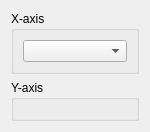
This is src/extensions/scantool/selection/xy_data.ui in European-XFEL/guiextensions as Qt 5 draws it before an edit. The edited form follows.
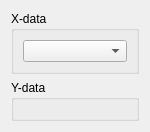
This is the edited form.

Commit message: Scantool: Axis and labels

Diff of the .ui file:
```diff
--- a/src/extensions/scantool/selection/xy_data.ui
+++ b/src/extensions/scantool/selection/xy_data.ui
@@ -41,7 +41,7 @@
       </size>
      </property>
      <property name="title">
-      <string>X-axis</string>
+      <string>X-data</string>
      </property>
      <layout class="QVBoxLayout" name="verticalLayout">
       <item>
@@ -78,7 +78,7 @@
       </size>
      </property>
      <property name="title">
-      <string>Y-axis</string>
+      <string>Y-data</string>
      </property>
      <layout class="QVBoxLayout" name="verticalLayout_2"/>
     </widget>
```
The commit also changes 3 other files.
